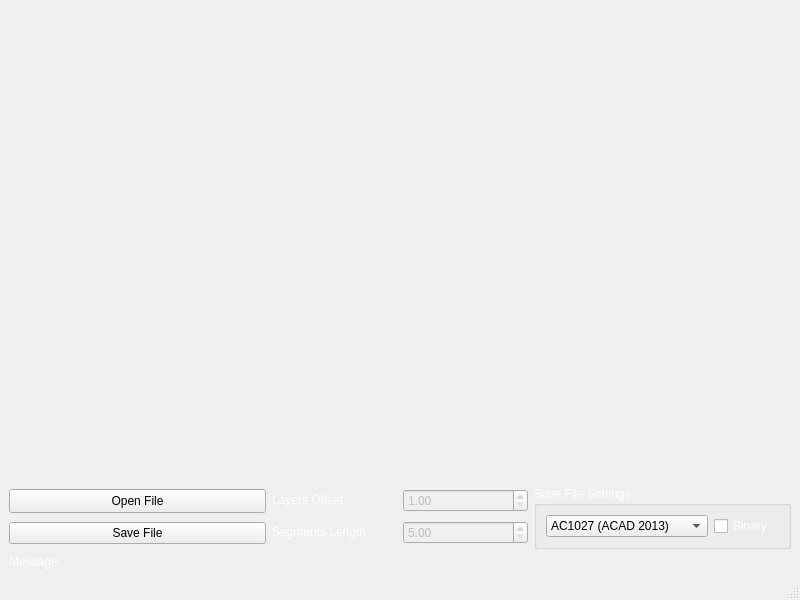
The window that mainwindow.ui (pochishchalov/LaminateSketch) describes before a commit, drawn with Qt 5.
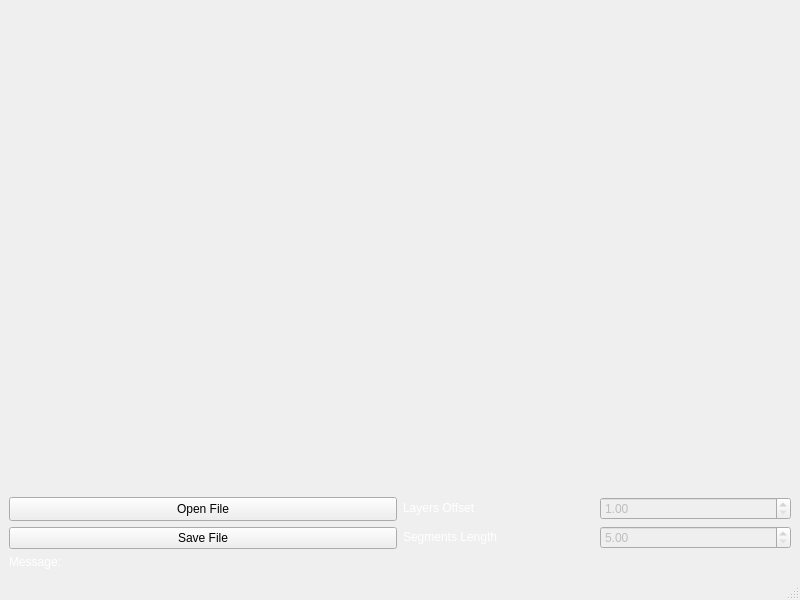
The same window after the commit. Icons and pictures are not drawn.

Commit message: Добавлена возможность работать с несколькими файлами за одну сессию. Настройки сохранения файла перенесены в диалоговое окно сохранения

Patch:
```diff
--- a/mainwindow.ui
+++ b/mainwindow.ui
@@ -101,7 +101,7 @@
      </spacer>
     </item>
     <item row="9" column="0">
-     <layout class="QHBoxLayout" name="horizontalLayout" stretch="1,1,1">
+     <layout class="QHBoxLayout" name="horizontalLayout" stretch="1,1">
       <item>
        <layout class="QVBoxLayout" name="verticalLayout_3">
         <item>
@@ -205,81 +205,6 @@
         </item>
        </layout>
       </item>
-      <item>
-       <widget class="QGroupBox" name="gb_save_settings">
-        <property name="palette">
-         <palette>
-          <active>
-           <colorrole role="WindowText">
-            <brush brushstyle="SolidPattern">
-             <color alpha="255">
-              <red>255</red>
-              <green>255</green>
-              <blue>255</blue>
-             </color>
-            </brush>
-           </colorrole>
-          </active>
-          <inactive>
-           <colorrole role="WindowText">
-            <brush brushstyle="SolidPattern">
-             <color alpha="255">
-              <red>255</red>
-              <green>255</green>
-              <blue>255</blue>
-             </color>
-            </brush>
-           </colorrole>
-          </inactive>
-          <disabled/>
-         </palette>
-        </property>
-        <property name="autoFillBackground">
-         <bool>false</bool>
-        </property>
-        <property name="title">
-         <string>Save File Settings:</string>
-        </property>
-        <layout class="QHBoxLayout" name="horizontalLayout_2" stretch="5,2">
-         <item>
-          <widget class="QComboBox" name="cb_format_selection">
-           <item>
-            <property name="text">
-             <string>AC1027 (ACAD 2013)</string>
-            </property>
-           </item>
-           <item>
-            <property name="text">
-             <string>AC1024 (ACAD 2010)</string>
-            </property>
-           </item>
-           <item>
-            <property name="text">
-             <string>AC1021 (ACAD 2007)</string>
-            </property>
-           </item>
-           <item>
-            <property name="text">
-             <string>AC1018 (ACAD 2004)</string>
-            </property>
-           </item>
-           <item>
-            <property name="text">
-             <string>AC1015 (ACAD 2000)</string>
-            </property>
-           </item>
-          </widget>
-         </item>
-         <item>
-          <widget class="QCheckBox" name="cb_is_binary">
-           <property name="text">
-            <string>Binary</string>
-           </property>
-          </widget>
-         </item>
-        </layout>
-       </widget>
-      </item>
      </layout>
     </item>
    </layout>
```
The commit also changes 7 other files.
